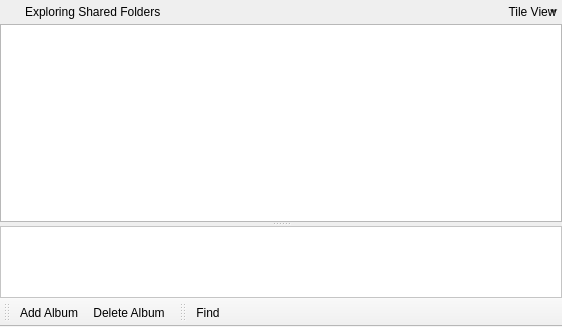
Above: branches/Rewrite/UI/widgetlibraryview.ui from c3c/quazaa before the change. Below: the same form after it.
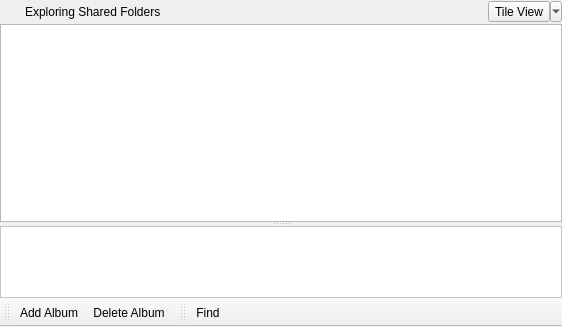
That is the form after the change. Icons and pictures are not drawn.

Commit message: Removed remaining hard coded skinning style sheets from ui. Fixed default app menu appearing to right of nav toolbar. Now appears where menu should appear.

Diff of the .ui file:
```diff
--- a/branches/Rewrite/UI/widgetlibraryview.ui
+++ b/branches/Rewrite/UI/widgetlibraryview.ui
@@ -23,52 +23,6 @@
     </property>
     <item>
      <widget class="QFrame" name="toolFrameLibraryStatus">
-      <property name="styleSheet">
-       <string notr="true">QToolButton {
-    border: 1px solid transparent;
-    background-color: transparent;
-}
-
- QToolButton:pressed {
-     background-color: qlineargradient(x1: 0, y1: 0, x2: 0, y2: 1,
-                                       stop: 0 #dadbde, stop: 1 #f6f7fa);
- }
-
-QToolButton:checked {
-     border: 1px solid rgb(78, 96, 255);
-     background-color: qlineargradient(x1: 0, y1: 0, x2: 0, y2: 1,
-                                       stop: 0 #dadbde, stop: 1 #f6f7fa);
-}
-
- QToolButton:hover {
-     border: 1px solid rgb(78, 96, 255);
-     background-color: qlineargradient(x1: 0, y1: 0, x2: 0, y2: 1,
-                                       stop: 0 #dadbde, stop: 1 #f6f7fa);
- }
-
- QToolButton[popupMode=&quot;1&quot;] { /* only for MenuButtonPopup */
-	padding-left: -4px;
-    padding-right: 20px; /* make way for the popup button */
- }
-
-/* the subcontrols below are used only in the MenuButtonPopup mode */
- QToolButton::menu-button {
-     border: 1px solid transparent;
-     /* 16px width + 4px for border = 20px allocated above */
-     width: 16px;
- }
-
-QToolButton::menu-button:hover {
-    border: 1px solid rgb(78, 96, 255);
-	border-left-color: 1px solid transparent;
-     /* 16px width + 4px for border = 20px allocated above */
-     width: 16px;
- }
-
- QToolButton::menu-arrow:open {
-     top: 1px; left: 1px; /* shift it a bit */
- }</string>
-      </property>
       <property name="frameShape">
        <enum>QFrame::NoFrame</enum>
       </property>
```
Left out of the diff: 4 changed lines with no effect on the pictures. The commit also changes 33 other files.
